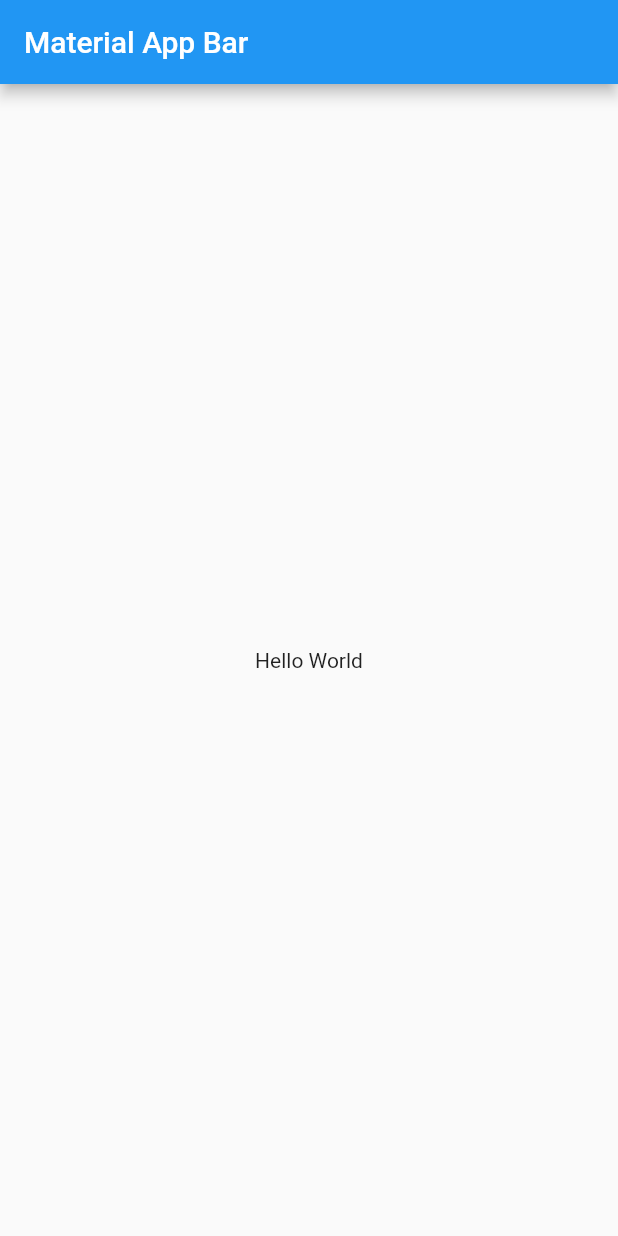
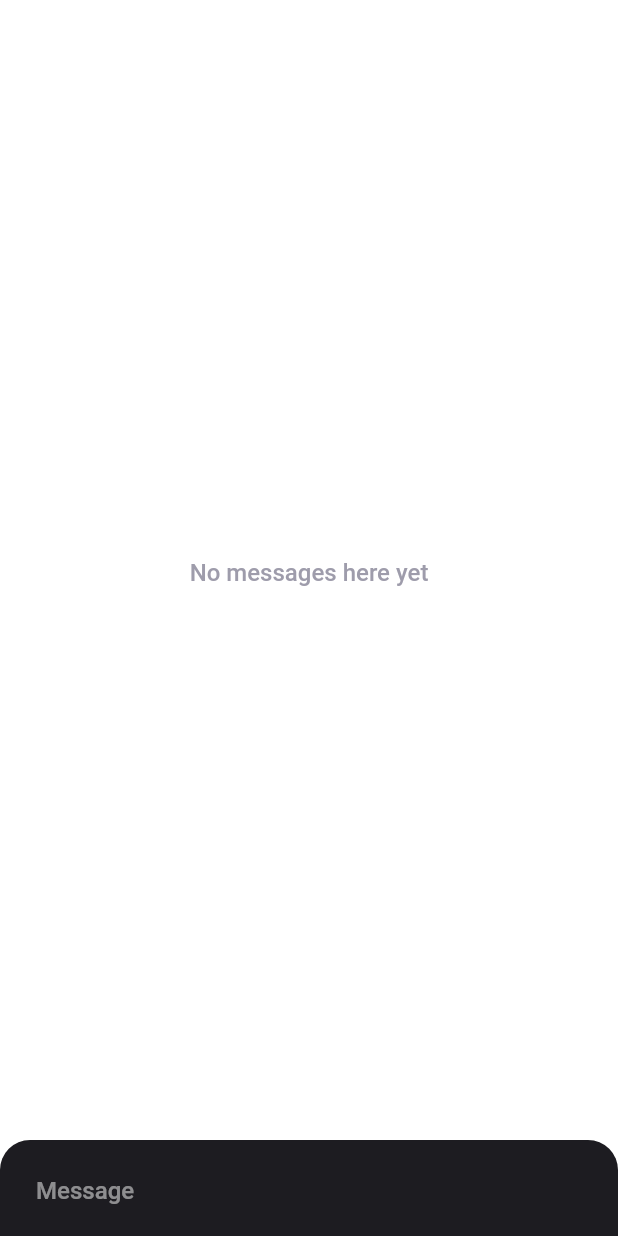
Before and after one commit to mathisfouques/chat_gpt_app_fast, a Flutter app: the screen it shows after launch, on a phone screen of 412 x 824 dp. Run offline on Flutter 3.47's test engine with Material 2 defaults, Android fonts, the phone set to English and light mode, and no system bars; our stand-ins replace flutter_chat_types, flutter_chat_ui.

```diff
--- a/lib/main.dart
+++ b/lib/main.dart
@@ -1,20 +1,79 @@
+import 'dart:convert';
+
 import 'package:flutter/material.dart';
+import 'package:flutter_chat_types/flutter_chat_types.dart' as types;
+import 'package:flutter_chat_ui/flutter_chat_ui.dart';
+import 'package:http/http.dart';
+import 'package:uuid/uuid.dart';
+
+const String openAiAPIKey = String.fromEnvironment("apikey");
+
+Future<String> _getNextPrompt(String question) async {
+  final response = await post(
+    Uri.parse("https://api.openai.com/v1/chat/completions"),
+    headers: {
+      "Authorization": "Bearer $openAiAPIKey",
+      "content-type": "application/json"
+    },
+    body: jsonEncode({
+      "model": "gpt-3.5-turbo",
+      "messages": [
+        {"role": "user", "content": question}
+      ],
+      "max_tokens": 1000,
+    }),
+  );
+
+  print(jsonDecode(response.body));
+
+  return (jsonDecode(response.body)["choices"] as List).first["message"]
+      ["content"];
+}
 
 void main() => runApp(const MyApp());
 
-class MyApp extends StatelessWidget {
+class MyApp extends StatefulWidget {
   const MyApp({super.key});
+  @override
+  State<MyApp> createState() => _MyAppState();
+}
 
+class _MyAppState extends State<MyApp> {
+  List<types.Message> messages = [];
+  final user = const types.User(id: "user");
+  final chatGpt = const types.User(id: "chatgpt");
   @override
   Widget build(BuildContext context) {
     return MaterialApp(
-      title: 'Material App',
       home: Scaffold(
-        appBar: AppBar(
-          title: const Text('Material App Bar'),
-        ),
-        body: const Center(
-          child: Text('Hello World'),
+        body: Chat(
+          messages: messages,
+          onSendPressed: (types.PartialText text) async {
+            setState(() {
+              messages = [
+                types.TextMessage(
+                  author: user,
+                  createdAt: DateTime.now().millisecondsSinceEpoch,
+                  id: const Uuid().v4(),
+                  text: text.text,
+                ),
+                ...messages
+              ];
+            });
+
+            await _getNextPrompt(text.text).then((value) => setState(() {
+                  messages = [
+                    (types.TextMessage(
+                      author: chatGpt,
+                      createdAt: DateTime.now().millisecondsSinceEpoch,
+                      id: const Uuid().v4(),
+                      text: value,
+                    )),
+                    ...messages
+                  ];
+                }));
+          },
+          user: user,
         ),
       ),
     );
--- a/pubspec.yaml
+++ b/pubspec.yaml
@@ -11,6 +11,8 @@ dependencies:
     sdk: flutter
 
   flutter_chat_ui: ^1.6.6
+  http: ^0.13.6
+  uuid: ^3.0.7
 
 dev_dependencies:
   flutter_test:
```
Also changed, not shown: pubspec.lock, 7 other files.
